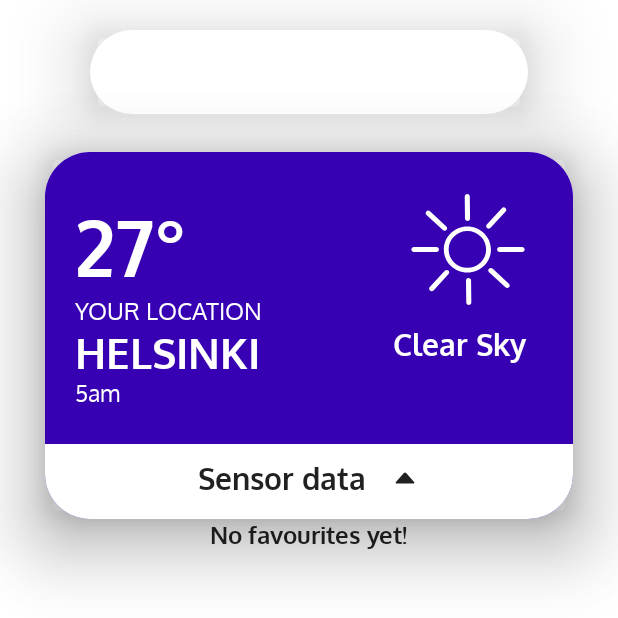
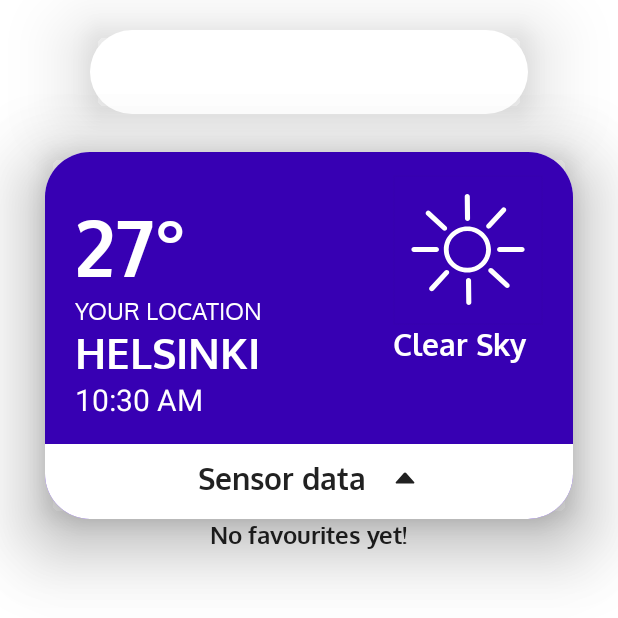
Before and after one commit to jasminsp/WeatherApp, an Android app built with Jetpack Compose: the screen it shows after launch (MainActivity), on a phone screen of 412 x 824 dp, the top half of it. Run offline under Robolectric (Android 15) with nearby library versions, the phone set to English and light mode, and no system bars; our stand-ins replace Room's generated code, livedata-compose; libraries missing offline, so code that uses them is left out: com.ruuvi.station; network calls fail; 4 statements that could not run were skipped.

Commit message:
fetching local weather works with hardcoded values

```diff
--- a/app/src/main/java/com/jasminsp/weatherapp/composables/MainScreen.kt
+++ b/app/src/main/java/com/jasminsp/weatherapp/composables/MainScreen.kt
@@ -1,6 +1,7 @@
 package com.jasminsp.weatherapp.composables
 
 import android.util.Log
+import android.widget.TextClock
 import androidx.compose.animation.animateContentSize
 import androidx.compose.animation.core.LinearOutSlowInEasing
 import androidx.compose.animation.core.animateFloatAsState
@@ -34,6 +35,8 @@ import androidx.compose.ui.res.stringResource
 import androidx.compose.ui.text.font.FontWeight
 import androidx.compose.ui.unit.IntOffset
 import androidx.compose.ui.unit.dp
+import androidx.compose.ui.viewinterop.AndroidView
+import androidx.core.content.ContextCompat
 import androidx.navigation.NavController
 import com.jasminsp.weatherapp.MainActivity
 import com.jasminsp.weatherapp.R
@@ -158,7 +161,7 @@ fun ShowSearchResult(navController: NavController, viewModel: WeatherViewModel)
 @Composable
 fun YourLocationCard(sensorViewModel: SensorViewModel, weatherViewModel: WeatherViewModel, locationViewModel: LocationViewModel) {
 
-    weatherViewModel.getWeatherByLocation(locationViewModel.userLatitude, locationViewModel.userLongtitude)
+    weatherViewModel.getWeatherByLocation(45.508888, -73.561668)
 
     val temperature = stringResource(R.string.temperature)
     val city = stringResource(R.string.city)
@@ -234,7 +237,18 @@ fun YourLocationCard(sensorViewModel: SensorViewModel, weatherViewModel: Weather
                         Text(temperature + "\u00B0", style = MaterialTheme.typography.h2, color = Color.White)
                         Text(yourlocation, style = MaterialTheme.typography.h4, color = Color.White)
                         Text(city, style = MaterialTheme.typography.subtitle1, color = Color.White)
-                        Text(time + am, style = MaterialTheme.typography.body2, color = Color.White)
+                        AndroidView(
+                            factory = { context ->
+                                TextClock(context).apply {
+                                    // on below line we are setting 12 hour format.
+                                    format12Hour?.let { this.format12Hour = "hh:mm a" }
+                                    // on below line we are setting time zone.
+                                    timeZone?.let { this.timeZone = it }
+                                    textSize.let { this.textSize = 20f }
+                                    setTextColor(ContextCompat.getColor(context, R.color.white))
+                                }
+                            }
+                        )
                         //Text(min + " / " + max, style = MaterialTheme.typography.body1, color = Color.White)
                     }
 
--- a/app/src/main/java/com/jasminsp/weatherapp/weather/WeatherViewModel.kt
+++ b/app/src/main/java/com/jasminsp/weatherapp/weather/WeatherViewModel.kt
@@ -2,6 +2,7 @@ package com.jasminsp.weatherapp.weather
 
 import android.util.Log
 import androidx.lifecycle.*
+import com.google.android.gms.tasks.Tasks.await
 import com.jasminsp.weatherapp.database.FavouriteData
 import com.jasminsp.weatherapp.repository.LocationRepository
 import com.jasminsp.weatherapp.repository.WeatherRepository
@@ -47,13 +48,13 @@ class WeatherViewModel: ViewModel() {
     }
 
     fun getWeatherByLocation(lat: Double, long: Double) {
-        Log.d("YourLocation", "lat: $lat, lon: $long")
         var result: WeatherApiService.MainWeather? = null
         viewModelScope.launch(Dispatchers.IO) {
-            result = weatherRepository.getWeather(lat, long)
+            val resp = async {weatherRepository.getWeather(lat, long)}
+            result = resp.await()
+            yourLocation.postValue(result!!)
+            Log.d("YourLocation", yourLocation.value.toString())
         }
-        if (result != null) yourLocation.value = result!!
-        Log.d("YourLocation", yourLocation.value.toString())
     }
 
     // add favourite longitude and latitude to database
```
